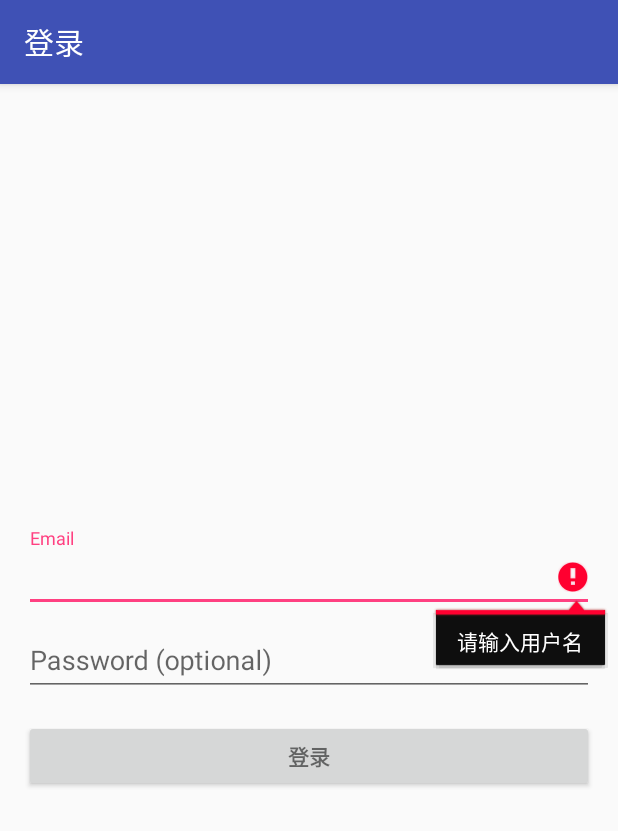
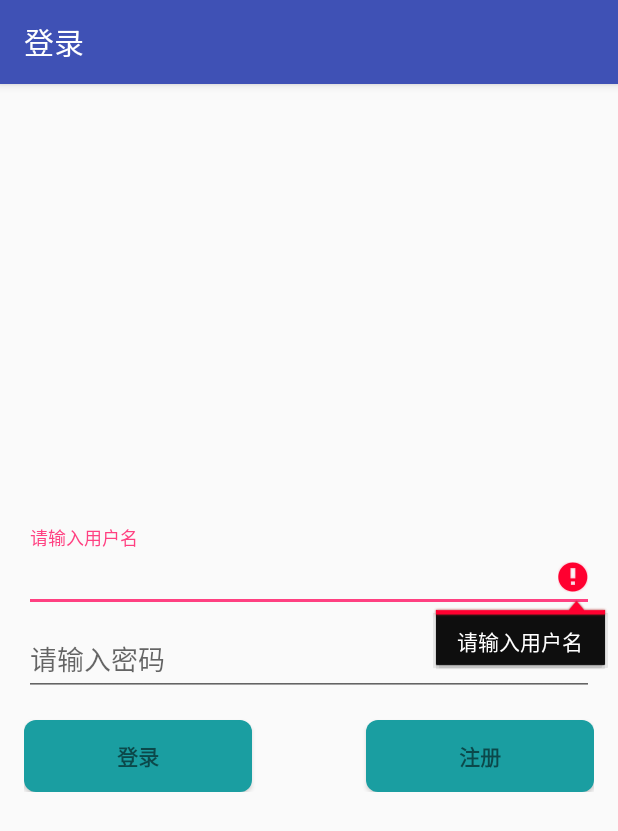
Before and after one commit to JamesPxy/ShareAndroidTech, an Android app: the SystemLoginActivity screen opened directly, with no data from a screen before it, after a tap on "登录", on a phone screen of 412 x 824 dp. Shown: the top 831 px of the screen. Run offline under Robolectric (Android 15) with nearby library versions, the phone set to English and light mode, and no system bars; 2 statements that could not run were skipped.

Commit message:
添加登录注册模块
add  login and  register  module

```diff
--- a/app/src/main/AndroidManifest.xml
+++ b/app/src/main/AndroidManifest.xml
@@ -21,6 +21,7 @@
         <activity
             android:name=".MainActivity"
             android:label="@string/app_name">
+
             <!--
             <intent-filter>
                 <action android:name="android.intent.action.MAIN" />
@@ -30,12 +31,14 @@
             -->
         </activity>
         <activity
-            android:name=".ui.activity.LoginActivity"
-            android:label="@string/title_activity_login">
+            android:name=".ui.activity.SystemLoginActivity"
+            android:label="@string/title_activity_login"></activity>
+        <activity android:name=".ui.activity.TagActivity">
 
         </activity>
-
-        <activity android:name=".ui.activity.TagActivity">
+        <activity
+            android:name=".ui.activity.LoginAndRegisterActivity"
+            android:label="登录/注册">>
             <intent-filter>
                 <action android:name="android.intent.action.MAIN" />
 
--- a/app/src/main/java/com/lvshou/pxy/base/BaseActivity.kt
+++ b/app/src/main/java/com/lvshou/pxy/base/BaseActivity.kt
@@ -15,7 +15,7 @@ import com.gyf.barlibrary.ImmersionBar
 @SuppressLint("NewApi")
 abstract class BaseActivity : AppCompatActivity() {
 
-    protected lateinit var immersionBar: ImmersionBar
+    protected var immersionBar: ImmersionBar? = null
 
     private val inputManger: InputMethodManager by lazy {
         getSystemService(Context.INPUT_METHOD_SERVICE) as InputMethodManager
@@ -34,7 +34,7 @@ abstract class BaseActivity : AppCompatActivity() {
 
     protected open fun initImmersionBar() {
         immersionBar = ImmersionBar.with(this)
-        immersionBar.init()
+        immersionBar?.init()
     }
 
     /**
--- a/app/src/main/java/com/lvshou/pxy/ui/activity/LoginActivity.kt
+++ b/app/src/main/java/com/lvshou/pxy/ui/activity/SystemLoginActivity.kt
@@ -32,7 +32,8 @@ import kotlinx.android.synthetic.main.activity_login.*
 /**
  * A login screen that offers login via email/password.
  */
-class LoginActivity : AppCompatActivity(), LoaderCallbacks<Cursor> {
+@Deprecated("系统自带登录界面")
+class SystemLoginActivity : AppCompatActivity(), LoaderCallbacks<Cursor> {
     /**
      * Keep track of the login task to ensure we can cancel it if requested.
      */
@@ -43,7 +44,7 @@ class LoginActivity : AppCompatActivity(), LoaderCallbacks<Cursor> {
         setContentView(R.layout.activity_login)
         // Set up the login form.
         populateAutoComplete()
-        password.setOnEditorActionListener(TextView.OnEditorActionListener { _, id, _ ->
+        tvPwd.setOnEditorActionListener(TextView.OnEditorActionListener { _, id, _ ->
             if (id == EditorInfo.IME_ACTION_DONE || id == EditorInfo.IME_NULL) {
                 attemptLogin()
                 return@OnEditorActionListener true
@@ -51,7 +52,7 @@ class LoginActivity : AppCompatActivity(), LoaderCallbacks<Cursor> {
             false
         })
 
-        email_sign_in_button.setOnClickListener { attemptLogin() }
+        btn_login.setOnClickListener { attemptLogin() }
     }
 
     private fun populateAutoComplete() {
@@ -70,7 +71,7 @@ class LoginActivity : AppCompatActivity(), LoaderCallbacks<Cursor> {
             return true
         }
         if (shouldShowRequestPermissionRationale(READ_CONTACTS)) {
-            Snackbar.make(email, R.string.permission_rationale, Snackbar.LENGTH_INDEFINITE)
+            Snackbar.make(tvName, R.string.permission_rationale, Snackbar.LENGTH_INDEFINITE)
                     .setAction(android.R.string.ok,
                             { requestPermissions(arrayOf(READ_CONTACTS), REQUEST_READ_CONTACTS) })
         } else {
@@ -103,31 +104,31 @@ class LoginActivity : AppCompatActivity(), LoaderCallbacks<Cursor> {
         }
 
         // Reset errors.
-        email.error = null
-        password.error = null
+        tvName.error = null
+        tvPwd.error = null
 
         // Store values at the time of the login attempt.
-        val emailStr = email.text.toString()
-        val passwordStr = password.text.toString()
+        val emailStr = tvName.text.toString()
+        val passwordStr = tvPwd.text.toString()
 
         var cancel = false
         var focusView: View? = null
 
         // Check for a valid password, if the user entered one.
         if (!TextUtils.isEmpty(passwordStr) && !isPasswordValid(passwordStr)) {
-            password.error = getString(R.string.error_invalid_password)
-            focusView = password
+            tvPwd.error = getString(R.string.error_invalid_password)
+            focusView = tvPwd
             cancel = true
         }
 
         // Check for a valid email address.
         if (TextUtils.isEmpty(emailStr)) {
-            email.error = getString(R.string.error_field_required)
-            focusView = email
+            tvName.error = getString(R.string.error_field_required)
+            focusView = tvName
             cancel = true
         } else if (!isEmailValid(emailStr)) {
-            email.error = getString(R.string.error_invalid_email)
-            focusView = email
+            tvName.error = getString(R.string.error_invalid_email)
+            focusView = tvName
             cancel = true
         }
 
@@ -224,10 +225,10 @@ class LoginActivity : AppCompatActivity(), LoaderCallbacks<Cursor> {
 
     private fun addEmailsToAutoComplete(emailAddressCollection: List<String>) {
         //Create adapter to tell the AutoCompleteTextView what to show in its dropdown list.
-        val adapter = ArrayAdapter(this@LoginActivity,
+        val adapter = ArrayAdapter(this@SystemLoginActivity,
                 android.R.layout.simple_dropdown_item_1line, emailAddressCollection)
 
-        email.setAdapter(adapter)
+        tvName.setAdapter(adapter)
     }
 
     object ProfileQuery {
@@ -269,11 +270,11 @@ class LoginActivity : AppCompatActivity(), LoaderCallbacks<Cursor> {
             showProgress(false)
 
             if (success!!) {
-                startActivity(Intent(this@LoginActivity, MainActivity::class.java))
+                startActivity(Intent(this@SystemLoginActivity, MainActivity::class.java))
                 finish()
             } else {
-                password.error = getString(R.string.error_incorrect_password)
-                password.requestFocus()
+                tvPwd.error = getString(R.string.error_incorrect_password)
+                tvPwd.requestFocus()
             }
         }
 
--- a/app/src/main/java/com/lvshou/pxy/ui/activity/TagActivity.kt
+++ b/app/src/main/java/com/lvshou/pxy/ui/activity/TagActivity.kt
@@ -48,7 +48,7 @@ class TagActivity : BaseActivity(), HotTagView, BaseQuickAdapter.OnItemChildClic
 
     override fun initImmersionBar() {
         super.initImmersionBar()
-        immersionBar.titleBar(R.id.toolbar).init()
+        immersionBar?.titleBar(R.id.toolbar)?.init()
     }
 
     override fun init() {
--- /dev/null
+++ b/app/src/main/res/drawable/btn_login_selector.xml
@@ -0,0 +1,15 @@
+<?xml version="1.0" encoding="utf-8"?>
+<selector xmlns:android="http://schemas.android.com/apk/res/android">
+    <item android:state_pressed="true">
+        <shape>
+            <solid android:color="@color/bg_floder_press" />
+            <corners android:radius="@dimen/btn_corners" />
+        </shape>
+    </item>
+    <item android:state_pressed="false">
+        <shape>
+            <solid android:color="#1A9EA1" />
+            <corners android:radius="@dimen/btn_corners" />
+        </shape>
+    </item>
+</selector>
--- a/app/src/main/res/layout/activity_login.xml
+++ b/app/src/main/res/layout/activity_login.xml
@@ -8,7 +8,7 @@
     android:paddingLeft="@dimen/activity_horizontal_margin"
     android:paddingRight="@dimen/activity_horizontal_margin"
     android:paddingTop="@dimen/activity_vertical_margin"
-    tools:context="com.lvshou.pxy.ui.activity.LoginActivity">
+    tools:context="com.lvshou.pxy.ui.activity.SystemLoginActivity">
 
     <!-- Login progress -->
     <ProgressBar
@@ -37,11 +37,10 @@
                 android:layout_height="wrap_content">
 
                 <AutoCompleteTextView
-                    android:id="@+id/email"
+                    android:id="@+id/tvName"
                     android:layout_width="match_parent"
                     android:layout_height="wrap_content"
-                    android:hint="@string/prompt_email"
-                    android:inputType="textEmailAddress"
+                    android:hint="@string/prompt_username"
                     android:maxLines="1"
                     android:singleLine="true" />
 
@@ -52,7 +51,7 @@
                 android:layout_height="wrap_content">
 
                 <EditText
-                    android:id="@+id/password"
+                    android:id="@+id/tvPwd"
                     android:layout_width="match_parent"
                     android:layout_height="wrap_content"
                     android:hint="@string/prompt_password"
@@ -65,14 +64,39 @@
 
             </android.support.design.widget.TextInputLayout>
 
-            <Button
-                android:id="@+id/email_sign_in_button"
-                style="?android:textAppearanceSmall"
+            <LinearLayout
                 android:layout_width="match_parent"
                 android:layout_height="wrap_content"
-                android:layout_marginTop="16dp"
-                android:text="登录"
-                android:textStyle="bold" />
+                android:orientation="horizontal">
+
+                <Button
+                    android:id="@+id/btn_login"
+                    style="?android:textAppearanceSmall"
+                    android:layout_width="0dp"
+                    android:layout_height="wrap_content"
+                    android:layout_marginTop="16dp"
+                    android:layout_weight="2"
+                    android:background="@drawable/btn_login_selector"
+                    android:text="登录"
+                    android:textStyle="bold" />
+
+                <View
+                    android:layout_width="0dp"
+                    android:layout_height="wrap_content"
+                    android:layout_weight="1" />
+
+                <Button
+                    android:id="@+id/btn_register"
+                    style="?android:textAppearanceSmall"
+                    android:layout_width="0dp"
+                    android:layout_height="wrap_content"
+                    android:layout_marginTop="16dp"
+                    android:layout_weight="2"
+                    android:background="@drawable/btn_login_selector"
+                    android:text="注册"
+                    android:textStyle="bold" />
+
+            </LinearLayout>
 
         </LinearLayout>
     </ScrollView>
--- a/app/src/main/res/values/colors.xml
+++ b/app/src/main/res/values/colors.xml
@@ -3,4 +3,7 @@
     <color name="colorPrimary">#3F51B5</color>
     <color name="colorPrimaryDark">#303F9F</color>
     <color name="colorAccent">#FF4081</color>
+
+    <color name="bg_floder_press">#bdbdbd</color>
+
 </resources>
--- a/app/src/main/res/values/dimens.xml
+++ b/app/src/main/res/values/dimens.xml
@@ -3,4 +3,6 @@
     <dimen name="activity_horizontal_margin">16dp</dimen>
     <dimen name="activity_vertical_margin">16dp</dimen>
     <dimen name="text_margin">16dp</dimen>
+
+    <dimen name="btn_corners">8dp</dimen>
 </resources>
--- a/app/src/main/res/values/strings.xml
+++ b/app/src/main/res/values/strings.xml
@@ -1,5 +1,5 @@
 <resources>
-    <string name="app_name">ShareAndroid</string>
+    <string name="app_name">HappyAndroid</string>
     <string name="title_home">Home</string>
     <string name="title_dashboard">Dashboard</string>
     <string name="title_notifications">Notifications</string>
@@ -9,8 +9,8 @@
     <string name="title_activity_login">登录</string>
 
     <!-- Strings related to login -->
-    <string name="prompt_email">Email</string>
-    <string name="prompt_password">Password (optional)</string>
+    <string name="prompt_username">请输入用户名</string>
+    <string name="prompt_password">请输入密码</string>
     <string name="action_sign_in">Sign in or register</string>
     <string name="action_sign_in_short">Sign in</string>
     <string name="error_invalid_email">This email address is invalid</string>
```
Also changed, not shown: app/src/main/java/com/lvshou/pxy/model/LoginModel.kt (added, +15 -0 lines), app/src/main/java/com/lvshou/pxy/model/LoginModelImpl.kt (added, +69 -0 lines), app/src/main/java/com/lvshou/pxy/presenter/LoginPresenter.kt (added, +24 -0 lines), app/src/main/java/com/lvshou/pxy/presenter/LoginPresenterImpl.kt (added, +57 -0 lines), app/src/main/java/com/lvshou/pxy/ui/activity/LoginAndRegisterActivity.kt (added, +122 -0 lines), app/src/main/java/com/lvshou/pxy/view/LoginView.kt (added, +25 -0 lines), app/src/main/res/drawable/bg_btn_colorful.xml (added, +20 -0 lines), app/src/main/res/drawable/btn_selector.xml (added, +15 -0 lines), app/src/main/res/drawable/layout_selector.xml (added, +13 -0 lines).
